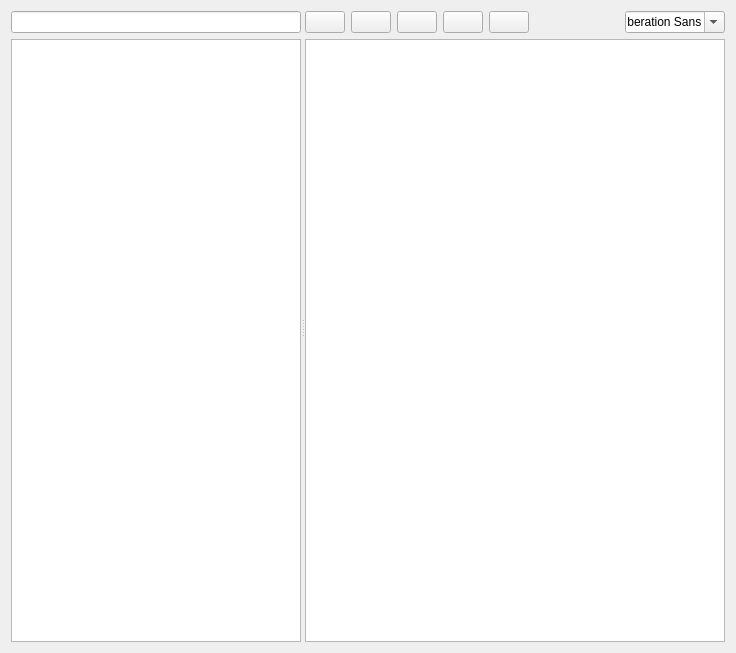
seounghun-chung/4uwingnet, file pydevtoolplatform/qtdesign/sourceview.ui: the form before one commit.
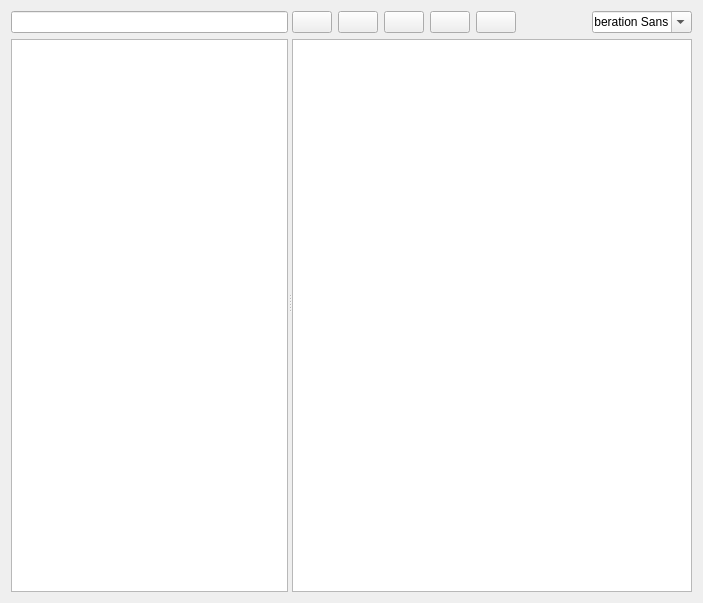
The form after the commit. Custom widgets are drawn as their Qt base class.

```diff
--- a/pydevtoolplatform/qtdesign/sourceview.ui
+++ b/pydevtoolplatform/qtdesign/sourceview.ui
@@ -6,8 +6,8 @@
    <rect>
     <x>0</x>
     <y>0</y>
-    <width>736</width>
-    <height>653</height>
+    <width>703</width>
+    <height>603</height>
    </rect>
   </property>
   <property name="windowTitle">
@@ -15,6 +15,10 @@
   </property>
   <layout class="QVBoxLayout" name="verticalLayout_3">
    <item>
+    <widget class="QSplitter" name="splitter_2">
+     <property name="orientation">
+      <enum>Qt::Vertical</enum>
+     </property>
     <widget class="QSplitter" name="splitter">
      <property name="sizePolicy">
       <sizepolicy hsizetype="Expanding" vsizetype="Expanding">
@@ -130,6 +134,7 @@
         <widget class="CodeEditor" name="plainTextEdit"/>
        </item>
       </layout>
+      </widget>
      </widget>
     </widget>
    </item>
```
Lines whose indentation alone changed are shown as unchanged.
